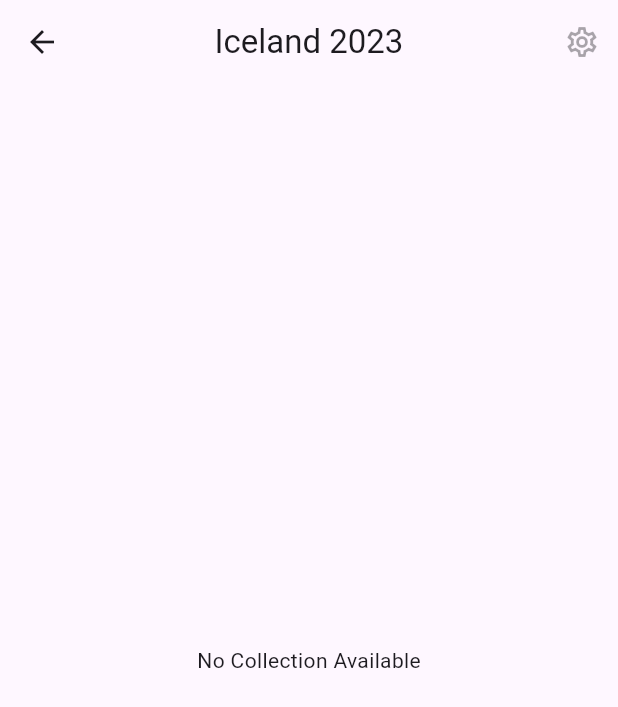
After one commit to FOehler/kml_library, a Flutter app: the screen it shows after launch, after a tap on an icon or button, on a phone screen of 412 x 824 dp. The commit adds this screen. Shown: the top 707 px of the screen. Run offline on Flutter 3.47's test engine with Material 2 defaults, Android fonts, the phone set to English and light mode, and no system bars; our stand-ins replace flutter_riverpod, freezed_annotation; generated files the repository leaves out were written again.

Commit message:
Add marker list page

```diff
--- a/kml_library/lib/src/presentation/view/collection_list_page.dart
+++ b/kml_library/lib/src/presentation/view/collection_list_page.dart
@@ -1,7 +1,9 @@
 import 'package:flutter/material.dart';
 import 'package:flutter_gen/gen_l10n/app_localizations.dart';
 import 'package:flutter_riverpod/flutter_riverpod.dart';
+import 'package:kml_library/src/domain/model/collection.dart';
 import 'package:kml_library/src/domain/model/library.dart';
+import 'package:kml_library/src/presentation/view/marker_list_page.dart';
 import 'package:kml_library/src/presentation/viewmodel/collection_list_viewmodel.dart';
 
 class CollectionListPage extends StatelessWidget {
@@ -47,18 +49,26 @@ class CollectionListPage extends StatelessWidget {
         shrinkWrap: true,
         physics: const AlwaysScrollableScrollPhysics(),
         itemBuilder: (final BuildContext context, final int index) {
-          return ListTile(
-            leading: Text(
-              library[index].icon,
-              style: TextStyle(fontSize: 25),
-            ),
-            title: Text(
-              library[index].name,
-            ),
-            subtitle: Text("${library[index].placeMarkers.length.toString()} Items"),
-          );
+          return _buildCollectionItemCard(context, ref, library[index]);
         },
       );
     }
   }
+
+  Widget _buildCollectionItemCard(BuildContext context, WidgetRef ref, Collection collection) {
+    return ListTile(
+      leading: Text(
+        collection.icon,
+        style: TextStyle(fontSize: 25),
+      ),
+      title: Text(
+        collection.name,
+      ),
+      subtitle: Text("${collection.placeMarkers.length.toString()} Items"),
+      onTap: () => Navigator.push(
+        context,
+        MaterialPageRoute(builder: (_) => MarkerListPage(collection)),
+      ),
+    );
+  }
 }
--- /dev/null
+++ b/kml_library/lib/src/presentation/view/marker_list_page.dart
@@ -0,0 +1,54 @@
+import 'package:flutter/material.dart';
+import 'package:kml_library/src/domain/model/collection.dart';
+import 'package:kml_library/src/domain/model/place_marker.dart';
+
+class MarkerListPage extends StatelessWidget {
+  final Collection _collection;
+
+  const MarkerListPage(this._collection);
+
+  @override
+  Widget build(BuildContext context) {
+    return Scaffold(
+      appBar: AppBar(
+        title: Text(_collection.name),
+        centerTitle: true,
+        actions: const [IconButton(onPressed: null, icon: Icon(Icons.settings_outlined))],
+      ),
+      body: Column(
+        children: [_buildMarkerListContainerWidget(_collection)],
+      ),
+    );
+  }
+
+  Widget _buildMarkerListContainerWidget(Collection collection) {
+    return Expanded(child: _buildMarkerListWidget(collection));
+  }
+
+  _buildMarkerListWidget(Collection collection) {
+    if (collection.placeMarkers.isEmpty) {
+      return const Center(child: Text('No Collection Available'));
+    } else {
+      return ListView.builder(
+        padding: const EdgeInsets.all(8),
+        itemCount: collection.placeMarkers.length,
+        shrinkWrap: true,
+        physics: const AlwaysScrollableScrollPhysics(),
+        itemBuilder: (final BuildContext context, final int index) {
+          return _buildPlaceMarkerItemCard(context, collection.placeMarkers[index]);
+        },
+      );
+    }
+  }
+
+  Widget _buildPlaceMarkerItemCard(BuildContext context, PlaceMarker placeMarker) {
+    return ListTile(
+        leading: const Icon(
+          Icons.place_outlined,
+        ),
+        title: Text(
+          placeMarker.name,
+        ),
+        subtitle: Text("${placeMarker.xCoordinate}, ${placeMarker.yCoordinate}"));
+  }
+}
```
Also changed, not shown: kml_library/lib/src/presentation/viewmodel/marker_list_viewmodel.dart (added).
